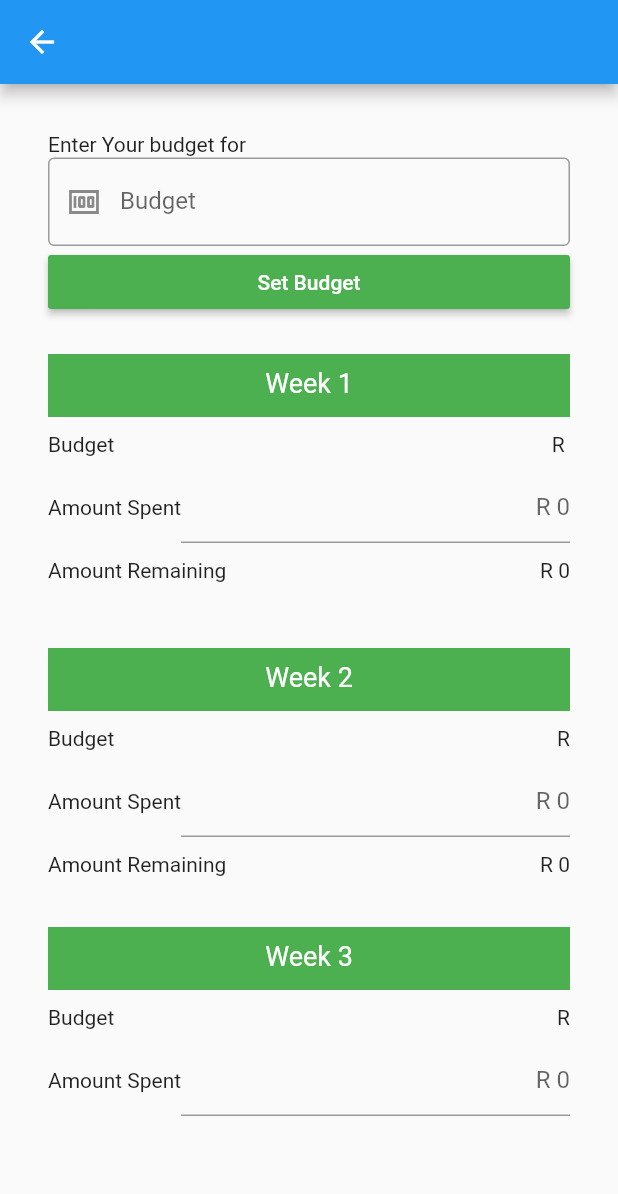
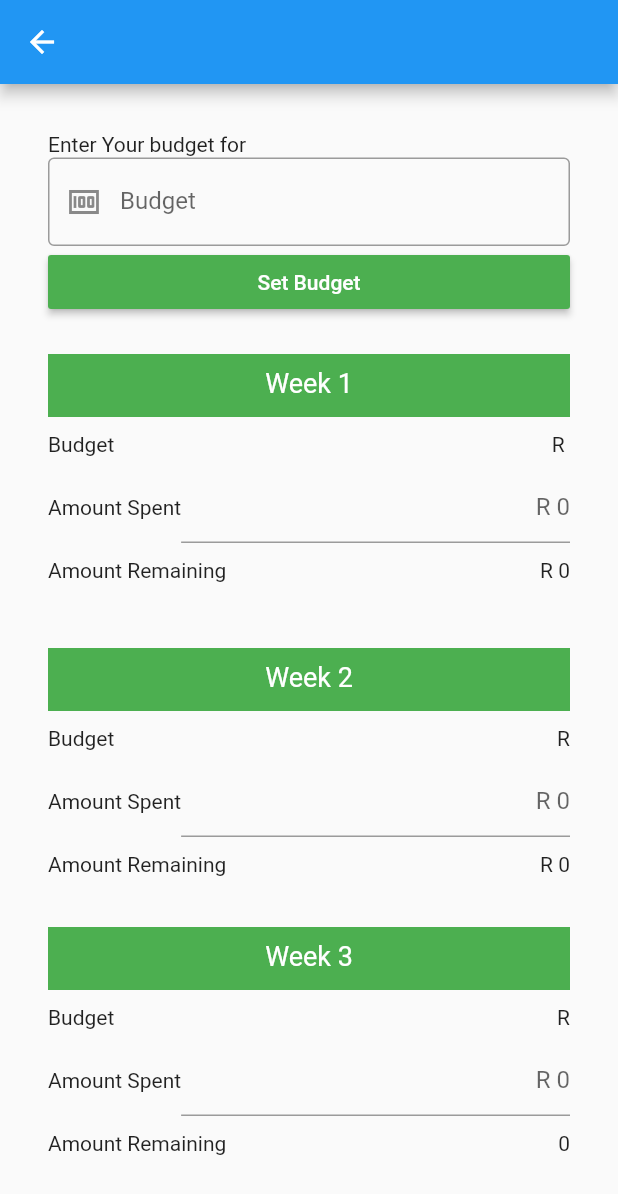
Before and after one commit to COS301-SE-2022/Happy-Muncher, a Flutter app: the Month screen opened directly with empty values, on a phone screen of 412 x 824 dp. Shown: the top 1194 px of the screen. Run offline on Flutter 3.47's test engine with Material 2 defaults, Android fonts, the phone set to English and light mode, and no system bars; Roboto replaces fonts that are missing (Arial).

Commit message:
week 3 amount remaining added

```diff
--- a/happy_mucher_frontend/lib/pages/month.dart
+++ b/happy_mucher_frontend/lib/pages/month.dart
@@ -269,11 +269,11 @@ class MyMonthState extends State<Month> {
             },
           ))
         ]),
-        // const SizedBox(height: 10),
-        // Row(
-        //     mainAxisAlignment: MainAxisAlignment.spaceBetween,
-        //     children: [const Text("Amount Remaining"), Text(rem3)]),
-        // const SizedBox(height: 10),
+        const SizedBox(height: 10),
+        Row(
+            mainAxisAlignment: MainAxisAlignment.spaceBetween,
+            children: [const Text("Amount Remaining"), Text(rem3)]),
+        const SizedBox(height: 10),
       ]));
 
   // Widget WeekFour() => Container(
```
